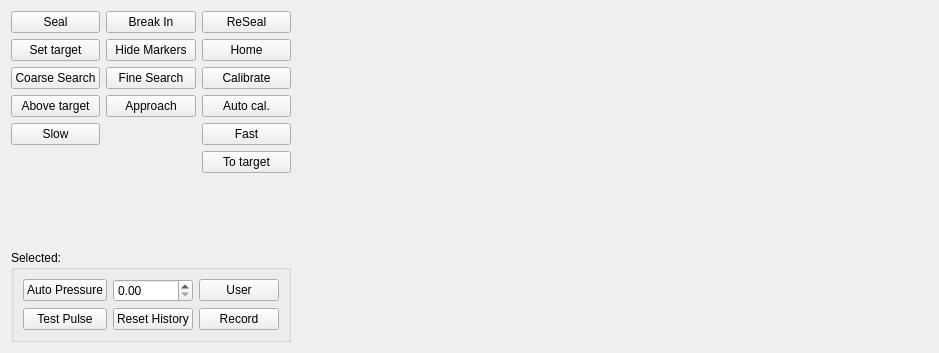
Before: the Qt Designer form acq4/modules/MultiPatch/multipatchTemplate.ui in acq4/acq4, drawn with Qt 5.
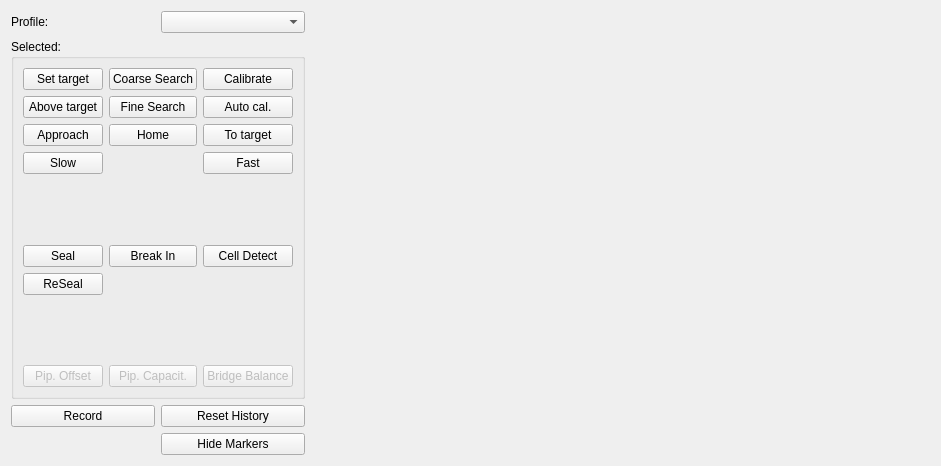
After: the same form once the commit is applied.

Commit message: Clean up MP module ui

Diff of the .ui file:
```diff
--- a/acq4/modules/MultiPatch/multipatchTemplate.ui
+++ b/acq4/modules/MultiPatch/multipatchTemplate.ui
@@ -6,8 +6,8 @@
    <rect>
     <x>0</x>
     <y>0</y>
-    <width>939</width>
-    <height>353</height>
+    <width>941</width>
+    <height>466</height>
    </rect>
   </property>
   <property name="windowTitle">
@@ -15,97 +15,89 @@
   </property>
   <layout class="QGridLayout" name="gridLayout">
    <item row="0" column="0">
-    <widget class="QPushButton" name="sealBtn">
+    <widget class="QLabel" name="label">
      <property name="text">
-      <string>Seal</string>
+      <string>Profile:</string>
      </property>
     </widget>
    </item>
-   <item row="0" column="1">
-    <widget class="QPushButton" name="breakInBtn">
+   <item row="2" column="0">
+    <widget class="QPushButton" name="recordBtn">
      <property name="text">
-      <string>Break In</string>
+      <string>Record</string>
      </property>
-    </widget>
-   </item>
-   <item row="0" column="2">
-    <widget class="QPushButton" name="reSealBtn">
-     <property name="text">
-      <string>ReSeal</string>
+     <property name="checkable">
+      <bool>true</bool>
      </property>
     </widget>
    </item>
-   <item row="1" column="0">
-    <widget class="QPushButton" name="setTargetBtn">
-     <property name="text">
-      <string>Set target</string>
+   <item row="0" column="2" rowspan="4">
+    <widget class="QWidget" name="matrixWidget" native="true">
+     <property name="sizePolicy">
+      <sizepolicy hsizetype="Expanding" vsizetype="Expanding">
+       <horstretch>0</horstretch>
+       <verstretch>0</verstretch>
+      </sizepolicy>
      </property>
-     <property name="checkable">
-      <bool>true</bool>
-     </property>
+     <layout class="QGridLayout" name="matrixLayout">
+      <property name="margin">
+       <number>0</number>
+      </property>
+      <property name="spacing">
+       <number>0</number>
+      </property>
+     </layout>
     </widget>
    </item>
-   <item row="1" column="1">
-    <widget class="QPushButton" name="hideMarkersBtn">
-     <property name="text">
-      <string>Hide Markers</string>
+   <item row="1" column="0" colspan="2">
+    <widget class="QGroupBox" name="selectedGroupBox">
+     <property name="title">
+      <string>Selected: </string>
      </property>
-     <property name="checkable">
-      <bool>true</bool>
-     </property>
-    </widget>
-   </item>
-   <item row="1" column="2">
+     <layout class="QGridLayout" name="gridLayout_2">
+      <item row="10" column="0">
+       <widget class="QPushButton" name="pushButton">
+        <property name="enabled">
+         <bool>false</bool>
+        </property>
+        <property name="text">
+         <string>Pip. Offset</string>
+        </property>
+       </widget>
+      </item>
+      <item row="3" column="1">
     <widget class="QPushButton" name="homeBtn">
      <property name="text">
       <string>Home</string>
      </property>
     </widget>
    </item>
-   <item row="2" column="0">
+      <item row="1" column="1">
     <widget class="QPushButton" name="coarseSearchBtn">
      <property name="text">
       <string>Coarse Search</string>
      </property>
     </widget>
    </item>
-   <item row="2" column="1">
-    <widget class="QPushButton" name="fineSearchBtn">
-     <property name="text">
-      <string>Fine Search</string>
-     </property>
-    </widget>
-   </item>
-   <item row="2" column="2">
-    <widget class="QPushButton" name="calibrateBtn">
-     <property name="text">
-      <string>Calibrate</string>
-     </property>
-     <property name="checkable">
-      <bool>true</bool>
-     </property>
-    </widget>
-   </item>
-   <item row="3" column="0">
+      <item row="2" column="0">
     <widget class="QPushButton" name="aboveTargetBtn">
      <property name="text">
       <string>Above target</string>
      </property>
     </widget>
    </item>
-   <item row="3" column="1">
-    <widget class="QPushButton" name="approachBtn">
-     <property name="text">
-      <string>Approach</string>
-     </property>
-    </widget>
-   </item>
-   <item row="3" column="2">
-    <widget class="QPushButton" name="autoCalibrateBtn">
-     <property name="text">
-      <string>Auto cal.</string>
-     </property>
-    </widget>
+      <item row="8" column="0">
+       <spacer name="verticalSpacer">
+        <property name="orientation">
+         <enum>Qt::Vertical</enum>
+        </property>
+        <property name="sizeHint" stdset="0">
+         <size>
+          <width>20</width>
+          <height>40</height>
+         </size>
+        </property>
+       </spacer>
    </item>
    <item row="4" column="0">
     <widget class="QPushButton" name="slowBtn">
@@ -127,15 +119,36 @@
      </property>
     </widget>
    </item>
-   <item row="5" column="2">
+      <item row="2" column="2">
+       <widget class="QPushButton" name="autoCalibrateBtn">
+        <property name="text">
+         <string>Auto cal.</string>
+        </property>
+       </widget>
+      </item>
+      <item row="6" column="2">
+       <widget class="QPushButton" name="cellDetectBtn">
+        <property name="text">
+         <string>Cell Detect</string>
+        </property>
+       </widget>
+      </item>
+      <item row="6" column="1">
+       <widget class="QPushButton" name="breakInBtn">
+        <property name="text">
+         <string>Break In</string>
+        </property>
+       </widget>
+      </item>
+      <item row="3" column="2">
     <widget class="QPushButton" name="toTargetBtn">
      <property name="text">
       <string>To target</string>
      </property>
     </widget>
    </item>
-   <item row="6" column="1">
-    <spacer name="verticalSpacer_3">
+      <item row="5" column="0">
+       <spacer name="verticalSpacer_2">
      <property name="orientation">
       <enum>Qt::Vertical</enum>
      </property>
@@ -147,82 +160,96 @@
      </property>
     </spacer>
    </item>
-   <item row="7" column="0" colspan="3">
-    <widget class="QGroupBox" name="selectedGroupBox">
-     <property name="title">
-      <string>Selected: </string>
-     </property>
-     <layout class="QGridLayout" name="gridLayout_2">
-      <item row="0" column="0">
-       <widget class="QPushButton" name="autoPressureBtn">
-        <property name="text">
-         <string>Auto Pressure</string>
-        </property>
-        <property name="checkable">
-         <bool>true</bool>
-        </property>
-       </widget>
-      </item>
-      <item row="0" column="1">
-       <widget class="QDoubleSpinBox" name="pressureSpin"/>
-      </item>
-      <item row="0" column="2">
-       <widget class="QPushButton" name="userPressureBtn">
-        <property name="text">
-         <string>User</string>
-        </property>
-        <property name="checkable">
-         <bool>true</bool>
-        </property>
-       </widget>
-      </item>
       <item row="1" column="0">
-       <widget class="QPushButton" name="testPulseBtn">
+       <widget class="QPushButton" name="setTargetBtn">
         <property name="text">
-         <string>Test Pulse</string>
+         <string>Set target</string>
         </property>
         <property name="checkable">
          <bool>true</bool>
         </property>
        </widget>
       </item>
-      <item row="1" column="1">
+      <item row="2" column="1">
+       <widget class="QPushButton" name="fineSearchBtn">
+        <property name="text">
+         <string>Fine Search</string>
+        </property>
+       </widget>
+      </item>
+      <item row="1" column="2">
+       <widget class="QPushButton" name="calibrateBtn">
+        <property name="text">
+         <string>Calibrate</string>
+        </property>
+        <property name="checkable">
+         <bool>true</bool>
+        </property>
+       </widget>
+      </item>
+      <item row="6" column="0">
+       <widget class="QPushButton" name="sealBtn">
+        <property name="text">
+         <string>Seal</string>
+        </property>
+       </widget>
+      </item>
+      <item row="7" column="0">
+       <widget class="QPushButton" name="reSealBtn">
+        <property name="text">
+         <string>ReSeal</string>
+        </property>
+       </widget>
+      </item>
+      <item row="3" column="0">
+       <widget class="QPushButton" name="approachBtn">
+        <property name="text">
+         <string>Approach</string>
+        </property>
+       </widget>
+      </item>
+      <item row="10" column="2">
+       <widget class="QPushButton" name="pushButton_2">
+        <property name="enabled">
+         <bool>false</bool>
+        </property>
+        <property name="text">
+         <string>Bridge Balance</string>
+        </property>
+       </widget>
+      </item>
+      <item row="10" column="1">
+       <widget class="QPushButton" name="pushButton_3">
+        <property name="enabled">
+         <bool>false</bool>
+        </property>
+        <property name="text">
+         <string>Pip. Capacit.</string>
+        </property>
+       </widget>
+      </item>
+     </layout>
+    </widget>
+   </item>
+   <item row="3" column="1">
+    <widget class="QPushButton" name="hideMarkersBtn">
+     <property name="text">
+      <string>Hide Markers</string>
+     </property>
+     <property name="checkable">
+      <bool>true</bool>
+     </property>
+    </widget>
+   </item>
+   <item row="2" column="1">
        <widget class="QPushButton" name="resetBtn">
         <property name="text">
          <string>Reset History</string>
         </property>
        </widget>
       </item>
-      <item row="1" column="2">
-       <widget class="QPushButton" name="recordBtn">
-        <property name="text">
-         <string>Record</string>
-        </property>
-        <property name="checkable">
-         <bool>true</bool>
-        </property>
-       </widget>
-      </item>
-     </layout>
-    </widget>
-   </item>
-   <item row="0" column="3" rowspan="8">
-    <widget class="QWidget" name="matrixWidget" native="true">
-     <property name="sizePolicy">
-      <sizepolicy hsizetype="Expanding" vsizetype="Expanding">
-       <horstretch>0</horstretch>
-       <verstretch>0</verstretch>
-      </sizepolicy>
-     </property>
-     <layout class="QGridLayout" name="matrixLayout">
-      <property name="margin">
-       <number>0</number>
-      </property>
-      <property name="spacing">
-       <number>0</number>
-      </property>
-     </layout>
-    </widget>
+   <item row="0" column="1">
+    <widget class="QComboBox" name="profileCombo"/>
    </item>
   </layout>
  </widget>
```
Lines whose indentation alone changed are shown as unchanged. The commit also changes 4 other files.
